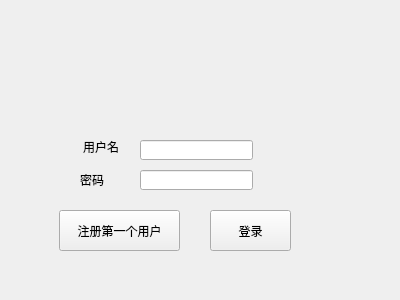
Before: the Qt Designer form src_client/loginwidget.ui in RebeccaPan/Train_Ticket, drawn with Qt 5.
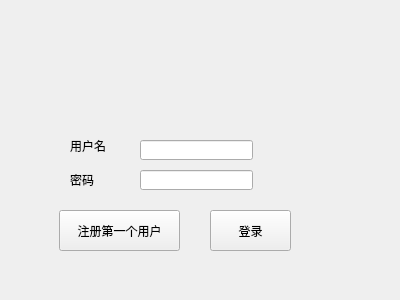
After: the same form once the commit is applied.

```diff
--- a/src_client/loginwidget.ui
+++ b/src_client/loginwidget.ui
@@ -16,8 +16,8 @@
   <widget class="QLabel" name="label">
    <property name="geometry">
     <rect>
-     <x>83</x>
-     <y>131</y>
+     <x>70</x>
+     <y>130</y>
      <width>71</width>
      <height>31</height>
     </rect>
@@ -29,7 +29,7 @@
   <widget class="QLabel" name="label_2">
    <property name="geometry">
     <rect>
-     <x>80</x>
+     <x>70</x>
      <y>170</y>
      <width>61</width>
      <height>20</height>
```
